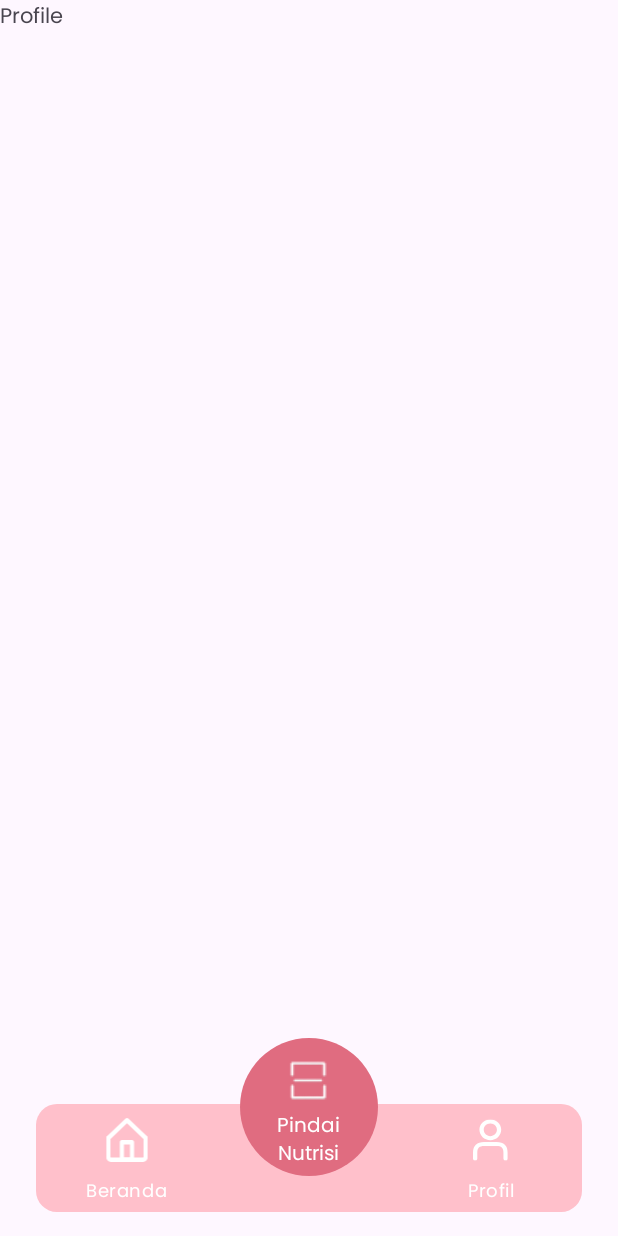
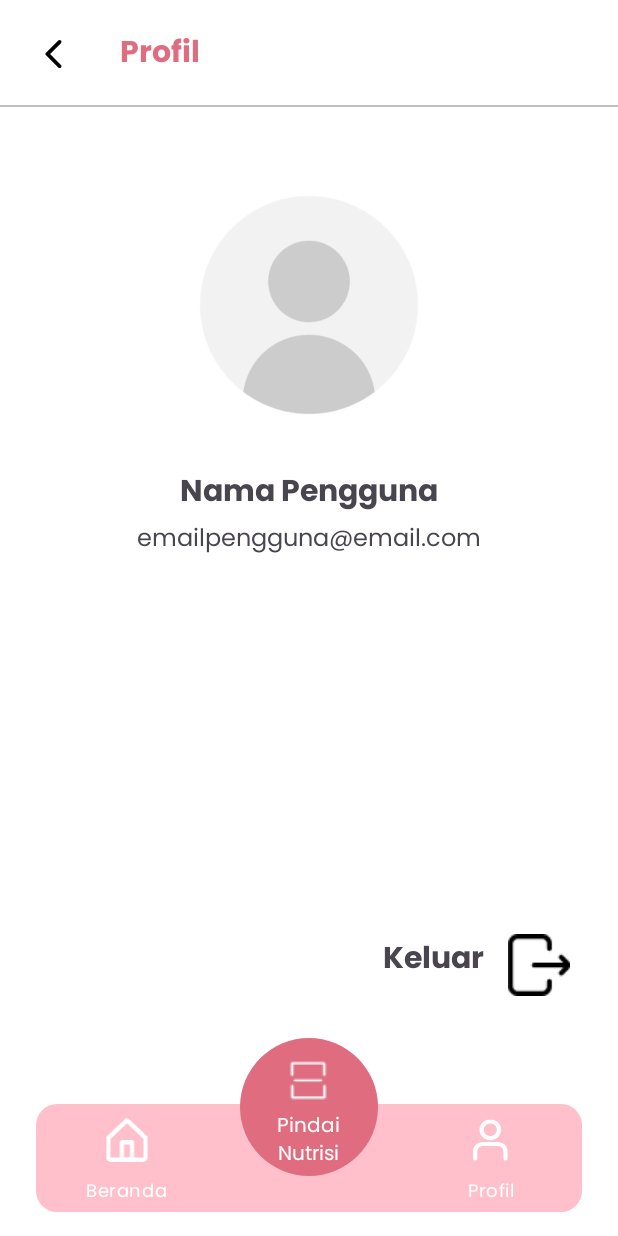
Before and after one commit to SAHASTA-team/SAHASTA-Android, an Android app: the ProfileFragment screen opened through its navigation route, on a phone screen of 412 x 824 dp. Run offline under Robolectric (Android 15) with nearby library versions, the phone set to English and light mode, and no system bars; our stand-ins replace navigation-ui.

Commit message:
feat: layout profile

```diff
--- a/app/src/main/java/com/salma/sahasta/presentation/home/HomeFragment.kt
+++ b/app/src/main/java/com/salma/sahasta/presentation/home/HomeFragment.kt
@@ -17,4 +17,8 @@ class HomeFragment : Fragment() {
         binding = FragmentHomeBinding.inflate(layoutInflater, container, false)
         return binding.root
     }
+
+    override fun onViewCreated(view: View, savedInstanceState: Bundle?) {
+        super.onViewCreated(view, savedInstanceState)
+    }
 }
--- a/app/src/main/java/com/salma/sahasta/presentation/nutrition/NutritionFragment.kt
+++ b/app/src/main/java/com/salma/sahasta/presentation/nutrition/NutritionFragment.kt
@@ -17,4 +17,8 @@ class NutritionFragment : Fragment() {
         binding = FragmentNutritionBinding.inflate(layoutInflater, container, false)
         return binding.root
     }
+
+    override fun onViewCreated(view: View, savedInstanceState: Bundle?) {
+        super.onViewCreated(view, savedInstanceState)
+    }
 }
--- a/app/src/main/java/com/salma/sahasta/presentation/profile/ProfileFragment.kt
+++ b/app/src/main/java/com/salma/sahasta/presentation/profile/ProfileFragment.kt
@@ -17,4 +17,15 @@ class ProfileFragment : Fragment() {
         binding = FragmentProfileBinding.inflate(layoutInflater, container, false)
         return binding.root
     }
+
+    override fun onViewCreated(view: View, savedInstanceState: Bundle?) {
+        super.onViewCreated(view, savedInstanceState)
+        setClickListener()
+    }
+
+    private fun setClickListener() {
+        binding.btnBack.setOnClickListener {
+            requireActivity().onBackPressedDispatcher.onBackPressed()
+        }
+    }
 }
--- /dev/null
+++ b/app/src/main/res/drawable/ic_back.xml
@@ -0,0 +1,5 @@
+<vector xmlns:android="http://schemas.android.com/apk/res/android" android:autoMirrored="true" android:height="24dp" android:tint="#000000" android:viewportHeight="24" android:viewportWidth="24" android:width="24dp">
+
+    <path android:fillColor="@android:color/white" android:pathData="M16.62,2.99c-0.49,-0.49 -1.28,-0.49 -1.77,0L6.54,11.3c-0.39,0.39 -0.39,1.02 0,1.41l8.31,8.31c0.49,0.49 1.28,0.49 1.77,0s0.49,-1.28 0,-1.77L9.38,12l7.25,-7.25c0.48,-0.48 0.48,-1.28 -0.01,-1.76z"/>
+
+</vector>
--- a/app/src/main/res/layout/activity_main.xml
+++ b/app/src/main/res/layout/activity_main.xml
@@ -5,6 +5,7 @@
     android:id="@+id/main"
     android:layout_width="match_parent"
     android:layout_height="match_parent"
+    android:background="@color/white"
     tools:context=".presentation.main.MainActivity">
 
     <androidx.fragment.app.FragmentContainerView
--- a/app/src/main/res/layout/fragment_home.xml
+++ b/app/src/main/res/layout/fragment_home.xml
@@ -20,16 +20,18 @@
             android:textColor="@color/md_theme_primary"
             android:textStyle="bold"
             app:layout_constraintTop_toTopOf="parent"
-            app:layout_constraintStart_toStartOf="parent"/>
+            app:layout_constraintStart_toStartOf="parent"
+            app:layout_constraintEnd_toStartOf="@id/btn_menu"/>
 
         <ImageView
+            android:id="@+id/btn_menu"
             android:layout_width="wrap_content"
             android:layout_height="wrap_content"
-            android:layout_margin="24dp"
+            android:padding="20dp"
             android:contentDescription="@string/desc_menu"
             android:src="@drawable/ic_menu"
             app:layout_constraintTop_toTopOf="parent"
-            app:layout_constraintEnd_toEndOf="parent"/>
+            app:layout_constraintEnd_toEndOf="parent" />
 
         <View
             android:id="@+id/appbar_border"
--- a/app/src/main/res/layout/fragment_profile.xml
+++ b/app/src/main/res/layout/fragment_profile.xml
@@ -1,14 +1,103 @@
 <?xml version="1.0" encoding="utf-8"?>
-<FrameLayout xmlns:android="http://schemas.android.com/apk/res/android"
+<androidx.constraintlayout.widget.ConstraintLayout xmlns:android="http://schemas.android.com/apk/res/android"
     xmlns:tools="http://schemas.android.com/tools"
     android:layout_width="match_parent"
     android:layout_height="match_parent"
+    xmlns:app="http://schemas.android.com/apk/res-auto"
     tools:context=".presentation.profile.ProfileFragment">
 
-    <!-- TODO: Update blank fragment layout -->
-    <TextView
+    <androidx.constraintlayout.widget.ConstraintLayout
         android:layout_width="match_parent"
-        android:layout_height="match_parent"
-        android:text="Profile" />
+        android:layout_height="match_parent">
 
-</FrameLayout>
+        <ImageView
+            android:id="@+id/btn_back"
+            android:layout_width="wrap_content"
+            android:layout_height="wrap_content"
+            android:padding="24dp"
+            android:contentDescription="@string/desc_menu"
+            android:src="@drawable/ic_back"
+            app:layout_constraintTop_toTopOf="parent"
+            app:layout_constraintStart_toStartOf="parent"/>
+
+        <TextView
+            android:id="@+id/tv_title_home"
+            android:layout_width="0dp"
+            android:layout_height="wrap_content"
+            android:layout_margin="8dp"
+            android:text="@string/title_tab_profile"
+            android:textSize="20sp"
+            android:textColor="@color/md_theme_primary"
+            android:textStyle="bold"
+            app:layout_constraintTop_toTopOf="parent"
+            app:layout_constraintStart_toEndOf="@id/btn_back"
+            app:layout_constraintBottom_toBottomOf="@id/btn_back"
+            app:layout_constraintEnd_toEndOf="parent"/>
+
+        <View
+            android:id="@+id/appbar_border"
+            android:layout_width="match_parent"
+            android:layout_height="1dp"
+            android:background="@color/gray"
+            android:layout_marginTop="16dp"
+            app:layout_constraintTop_toBottomOf="@id/tv_title_home"/>
+
+        <LinearLayout
+            android:id="@+id/ll_profile"
+            android:layout_width="wrap_content"
+            android:layout_height="wrap_content"
+            android:orientation="vertical"
+            android:gravity="center"
+            android:layout_margin="32dp"
+            app:layout_constraintVertical_bias="0"
+            app:layout_constraintTop_toBottomOf="@id/appbar_border"
+            app:layout_constraintBottom_toBottomOf="parent"
+            app:layout_constraintStart_toStartOf="parent"
+            app:layout_constraintEnd_toEndOf="parent">
+
+            <ImageView
+                android:id="@+id/iv_avatar"
+                android:layout_width="200dp"
+                android:layout_height="200dp"
+                android:contentDescription="@string/desc_iv_avatar"
+                android:src="@drawable/ic_default_avatar"/>
+
+            <TextView
+                android:id="@+id/tv_username"
+                android:layout_width="wrap_content"
+                android:layout_height="wrap_content"
+                android:layout_marginTop="8dp"
+                android:textAlignment="center"
+                android:textStyle="bold"
+                android:textSize="20sp"
+                android:text="@string/text_username"/>
+
+            <TextView
+                android:id="@+id/tv_email"
+                android:layout_width="wrap_content"
+                android:layout_height="wrap_content"
+                android:textAlignment="center"
+                android:textSize="16sp"
+                android:text="@string/text_useremail"/>
+
+        </LinearLayout>
+
+        <TextView
+            android:id="@+id/btn_logout"
+            android:layout_width="wrap_content"
+            android:layout_height="wrap_content"
+            android:padding="32dp"
+            android:layout_marginBottom="128dp"
+            app:layout_constraintVertical_bias="1"
+            android:textStyle="bold"
+            android:textSize="20sp"
+            android:text="@string/text_logout"
+            android:drawablePadding="16dp"
+            app:drawableEndCompat="@drawable/ic_logout"
+            app:layout_constraintTop_toTopOf="parent"
+            app:layout_constraintBottom_toBottomOf="parent"
+            app:layout_constraintEnd_toEndOf="parent"/>
+
+    </androidx.constraintlayout.widget.ConstraintLayout>
+
+</androidx.constraintlayout.widget.ConstraintLayout>
--- a/app/src/main/res/values/strings.xml
+++ b/app/src/main/res/values/strings.xml
@@ -10,4 +10,8 @@
     <string name="text_btn_baby">Kelola\nDataAnak</string>
     <string name="text_welcome_user_home">Selamat datang, (nama pengguna)</string>
     <string name="desc_menu">more</string>
+    <string name="text_username">Nama Pengguna</string>
+    <string name="text_useremail">emailpengguna@email.com</string>
+    <string name="text_logout">Keluar</string>
+    <string name="desc_iv_avatar">Foto profil pengguna</string>
 </resources>
```
Also changed, not shown: app/src/main/res/drawable/ic_default_avatar.png (added), app/src/main/res/drawable/ic_logout.png (added).
